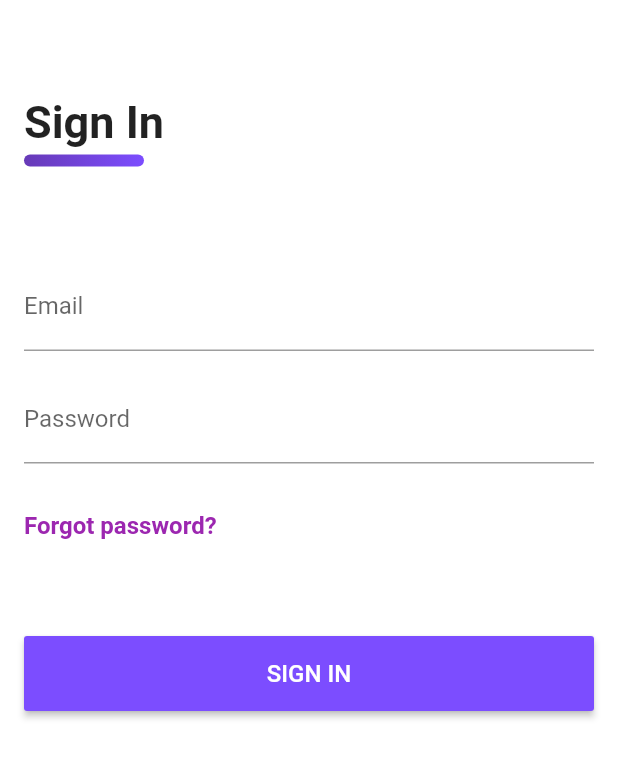
After one commit to luiz-matias/flutter-ux, a Flutter app: the screen it shows after launch, on a phone screen of 412 x 824 dp. The commit adds this screen. Shown: the top 758 px of the screen. Run offline on Flutter 3.47's test engine with Material 2 defaults, Android fonts, the phone set to English and light mode, and no system bars; our stand-ins replace fluttertoast.

Commit message:
iniciado layout de tela de login

```diff
--- a/my_notes/lib/main.dart
+++ b/my_notes/lib/main.dart
@@ -1,4 +1,6 @@
 import 'package:flutter/material.dart';
+
+import 'pages/login_page.dart';
 
 void main() => runApp(MyApp());
 
@@ -8,13 +10,11 @@ class MyApp extends StatelessWidget {
   Widget build(BuildContext context) {
     return MaterialApp(
       debugShowCheckedModeBanner: false,
-      title: 'Flutter Demo',
+      title: 'My Notes',
       theme: ThemeData(
-        primaryColor: Colors.blue,
-      ),
-      home: Container(
-        color: Colors.white,
-      ),
+          primaryColor: Colors.deepPurple,
+          accentColor: Colors.deepPurpleAccent),
+      home: LoginPage(),
     );
   }
 }
--- /dev/null
+++ b/my_notes/lib/pages/login_page.dart
@@ -0,0 +1,102 @@
+import 'package:flutter/material.dart';
+
+class LoginPage extends StatelessWidget {
+  var context;
+
+  @override
+  Widget build(BuildContext context) {
+    this.context = context;
+    return Material(
+      child: Container(
+        width: MediaQuery.of(context).size.width,
+        height: MediaQuery.of(context).size.height,
+        color: Colors.white,
+        child: Container(
+          margin: EdgeInsets.fromLTRB(16, 64, 16, 16),
+          child: _body(),
+        ),
+      ),
+    );
+  }
+
+  _body() {
+    return Container(
+      color: Colors.white,
+      child: Column(
+        children: <Widget>[
+          Align(
+            alignment: Alignment.centerLeft,
+            child: Text(
+              "Sign In",
+              style: TextStyle(
+                  color: Colors.black87,
+                  fontSize: 30,
+                  fontWeight: FontWeight.bold),
+            ),
+          ),
+          Align(
+            alignment: Alignment.centerLeft,
+            child: Container(
+              margin: EdgeInsets.only(top: 4),
+              width: 80,
+              height: 8,
+              decoration: BoxDecoration(
+                  color: Colors.deepPurple,
+                  gradient: LinearGradient(
+                    colors: [Colors.deepPurple, Colors.deepPurpleAccent],
+                  ),
+                  borderRadius: BorderRadius.all(Radius.circular(20))),
+            ),
+          ),
+          Container(
+            height: 64,
+          ),
+          Form(
+            child: Column(
+              mainAxisAlignment: MainAxisAlignment.spaceBetween,
+              children: <Widget>[
+                TextFormField(
+                  decoration: InputDecoration(
+                      labelText: "Email"),
+                  keyboardType: TextInputType.emailAddress,
+                ),
+                Container(
+                  height: 16,
+                ),
+                TextFormField(
+                  decoration: InputDecoration(
+                      labelText: "Password"),
+                  keyboardType: TextInputType.text,
+                  obscureText: true,
+                )
+              ],
+            ),
+          ),
+          Container(
+            height: 32,
+          ),
+          Align(
+            alignment: Alignment.centerLeft,
+            child: Text(
+              "Forgot password?",
+              style: TextStyle(color: Colors.purple, fontWeight: FontWeight.bold, fontSize: 16),
+            ),
+          ),
+          Container(
+            height: 64,
+          ),
+          SizedBox(
+            width: double.infinity,
+            height: 50,
+            child: RaisedButton(
+              onPressed: () {
+              },
+              color: Colors.deepPurpleAccent,
+              child: Text("Sign In".toUpperCase(), style: TextStyle(color: Colors.white, fontSize: 16),),
+            ),
+          )
+        ],
+      ),
+    );
+  }
+}
```
